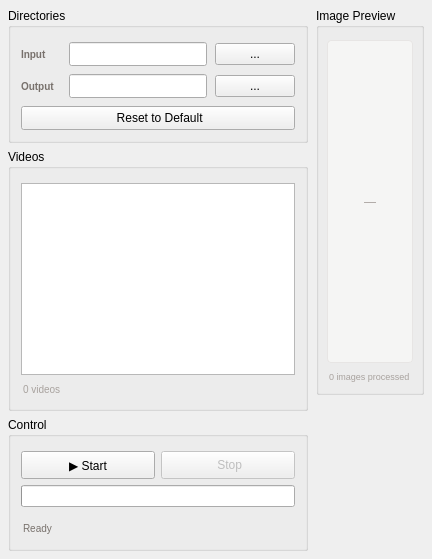
Before: the Qt Designer form main/core/preprocess/preprocess.ui in Mcriel-CHYJIE/YOLO, drawn with Qt 5.
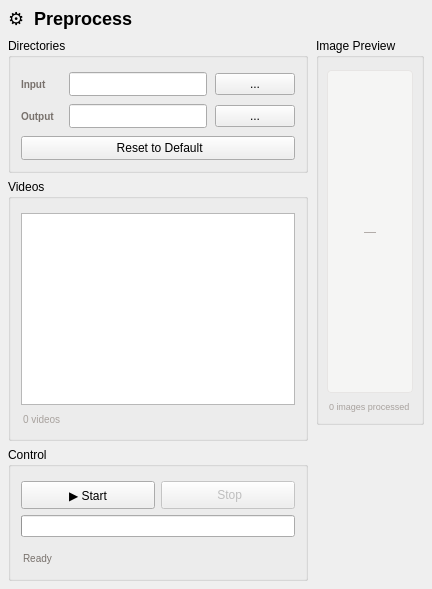
After: the same form once the commit is applied. Custom widgets are drawn as their Qt base class.

```diff
--- a/main/core/preprocess/preprocess.ui
+++ b/main/core/preprocess/preprocess.ui
@@ -2,7 +2,7 @@
 <ui version="4.0">
  <class>PreprocessPage</class>
  <widget class="QWidget" name="PreprocessPage">
-<layout class="QHBoxLayout" name="mainLo">
+ <layout class="QVBoxLayout" name="mainLo">
    <property name="leftMargin">
        <number>8</number>
       </property><property name="topMargin">
@@ -13,6 +13,20 @@
       </property><property name="bottomMargin">
        <number>8</number>
       </property>
+    <property name="spacing">
+        <number>8</number>
+       </property>
+
+    <!-- Title -->
+    <item><widget class="QLabel" name="titleLabel">
+     <property name="text"><string>⚙️  Preprocess</string></property>
+     <property name="minimumHeight"><number>24</number></property>
+     <property name="maximumHeight"><number>24</number></property>
+     <property name="styleSheet"><string>font-size:18px;font-weight:700;padding:0;margin:0;</string></property>
+    </widget></item>
+
+    <item>
+     <layout class="QHBoxLayout" name="contentLo">
    <property name="spacing">
        <number>8</number>
       </property>
@@ -219,6 +233,8 @@
        </widget></item>
      </layout>
     </widget>
+   </item>
+  </layout>
    </item>
   </layout>
  </widget>
```
Lines whose indentation alone changed are shown as unchanged.
